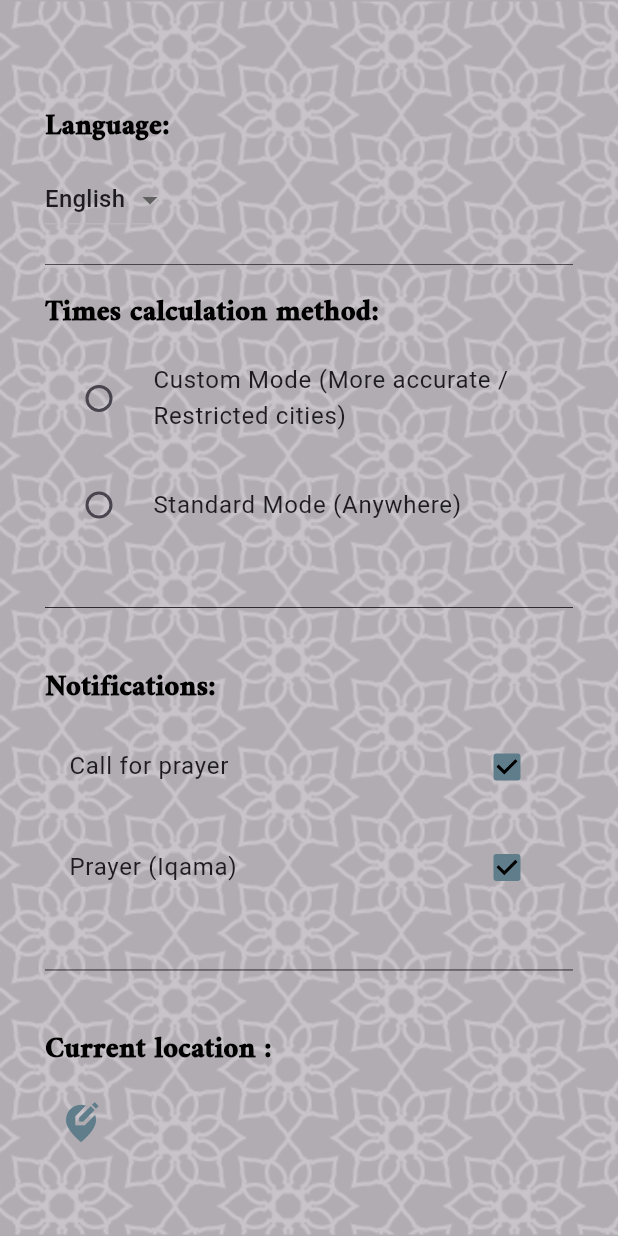
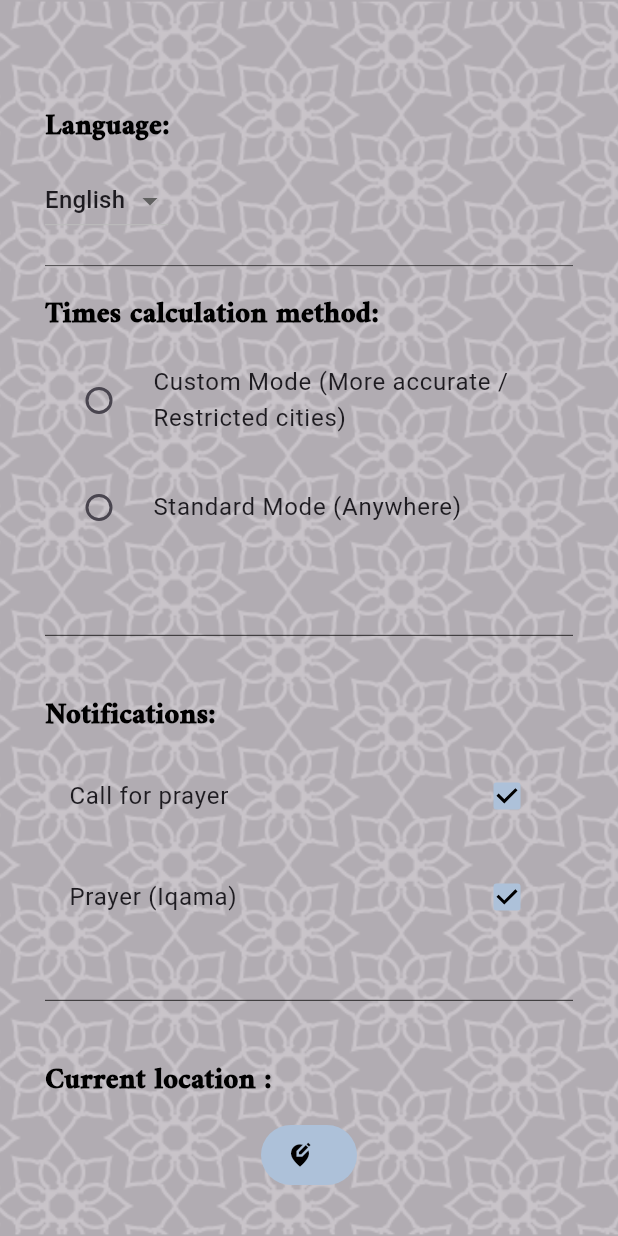
Before and after one commit to walid-rehamnia/adhan_russia, a Flutter app: the SettingsScreen screen opened directly, on a phone screen of 412 x 824 dp. Run offline on Flutter 3.47's test engine with Material 3 defaults, Android fonts, the phone set to English and light mode, and no system bars; our stand-ins replace adhan, firebase_core, firebase_storage, flutter_easyloading, flutter_local_notifications, geocoding and 5 more; missing offline and left inert: flutter_pdfview, jhijri, syncfusion_flutter_pdf; accounts and stored records are empty.

Commit message:
refactor setTimeMode, update settings UI

```diff
--- a/lib/models/standard_prayer_schedule.dart
+++ b/lib/models/standard_prayer_schedule.dart
@@ -17,7 +17,6 @@ class StandardPrayerSchedule extends PrayerSchedule {
     calendarDate = date;
     final Coordinates myCoordinates = await getCoordinates();
     final params = getCalculationParameters();
-    // final params = CalculationMethod.tehran.getParameters();
     // final params = CalculationMethod.umm_al_qura.getParameters();
 
     params.madhab = Madhab.hanafi;
--- a/lib/screens/settings.dart
+++ b/lib/screens/settings.dart
@@ -116,20 +116,12 @@ class _SettingsScreenState extends State<SettingsScreen> {
                   });
                 },
               ),
+              const SizedBox(
+                height: 5,
+              ),
               if (selectedRadio == "standard")
                 Center(
-                  child: ElevatedButton(
-                    style: ElevatedButton.styleFrom(
-                      backgroundColor: MAIN_COLOR,
-                    ),
-                    child: Text(
-                      "methodButton".tr,
-                      style: const TextStyle(
-                          fontFamily: 'Amiri',
-                          color: Colors.black,
-                          fontSize: 15,
-                          fontWeight: FontWeight.bold),
-                    ),
+                  child: TextButton.icon(
                     onPressed: () {
                       showDialog(
                         context: context,
@@ -138,6 +130,23 @@ class _SettingsScreenState extends State<SettingsScreen> {
                         },
                       );
                     },
+                    icon: const Icon(
+                        color: Colors.black,
+                        Icons.edit), // Replace with your desired icon
+                    label: Text(
+                      "methodButton".trParams({
+                        "method":
+                            _preferencesController.calculationMethod.value.tr
+                      }),
+                      style: const TextStyle(
+                          fontFamily: 'Amiri',
+                          color: Colors.black,
+                          fontSize: 15,
+                          fontWeight: FontWeight.bold),
+                    ),
+                    style: TextButton.styleFrom(
+                      backgroundColor: MAIN_COLOR, // Set the background color
+                    ),
                   ),
                 ),
               const SizedBox(height: 10),
@@ -154,7 +163,7 @@ class _SettingsScreenState extends State<SettingsScreen> {
                 title: Text('adanNotification'.tr),
                 hoverColor: Colors.black,
                 checkColor: Colors.black,
-                activeColor: MAIN_COLOR1,
+                activeColor: MAIN_COLOR,
                 value: _preferencesController.isNotifyAdhan.value == true,
                 onChanged: (value) {
                   EasyLoading.show(status: 'loading'.tr);
@@ -168,7 +177,7 @@ class _SettingsScreenState extends State<SettingsScreen> {
                 title: Text('prayerNotification'.tr),
                 hoverColor: Colors.black,
                 checkColor: Colors.black,
-                activeColor: MAIN_COLOR1,
+                activeColor: MAIN_COLOR,
                 value: _preferencesController.isNotifyIqama.value == true,
                 onChanged: (value) {
                   EasyLoading.show(status: 'loading'.tr);
@@ -188,9 +197,8 @@ class _SettingsScreenState extends State<SettingsScreen> {
                 'currentLocation'.tr,
                 style: TITLE_STYLE,
               ),
-              Column(
-                children: [
-                  IconButton(
+              Center(
+                child: TextButton.icon(
                   onPressed: () async {
                     EasyLoading.show(status: 'loading'.tr);
                     await updateUserLocation();
@@ -198,13 +206,21 @@ class _SettingsScreenState extends State<SettingsScreen> {
                     EasyLoading.dismiss();
                   },
                   icon: const Icon(
-                      Icons.edit_location_alt_sharp,
-                      color: MAIN_COLOR1,
-                      size: 30.0,
+                      color: Colors.black,
+                      Icons
+                          .edit_location_alt_sharp), // Replace with your desired icon
+                  label: Text(
+                    _preferencesController.userLocation.value,
+                    style: const TextStyle(
+                        fontFamily: 'Amiri',
+                        color: Colors.black,
+                        fontSize: 15,
+                        fontWeight: FontWeight.bold),
+                  ),
+                  style: TextButton.styleFrom(
+                    backgroundColor: MAIN_COLOR, // Set the background color
                   ),
                 ),
-                  Text(_preferencesController.userLocation.value),
-                ],
               ),
             ],
           ),
--- a/lib/translations/ar.dart
+++ b/lib/translations/ar.dart
@@ -26,7 +26,7 @@ class Ar {
             "حساب أوقات الصلاة في أي مكان بالعالم، يمكن تعديل طريقة الحساب المتبعة من الإعدادات لاحقا",
         translation.customDesc:
             'حساب أوقات الصلاة بدقة مستخرجة من الجاول التي تعتمدها المساجد الروسية. للآن لدينا فقط بيانات مدينة نيجني نوفغورود الروسية، ساعدنا بالبيانات لتغطية كل المدن الروسية',
-        translation.methodButton: "اختر طريقة حساب أخرى",
+        translation.methodButton: "الطريقة المستخدمة : @method",
         translation.dubai: "دبي",
         translation.egyptian: "مصر",
         translation.kuwait: "الكويت",
--- a/lib/translations/en.dart
+++ b/lib/translations/en.dart
@@ -9,6 +9,8 @@ class En {
 
         translation.remaining: 'It remains @duration for',
         translation.fadjr: 'Fadjr',
+        translation.sunrise: 'Sunrise',
+
         translation.dhuhr: 'Dhuhr',
         translation.asr: 'Asr',
         translation.maghreb: 'Maghreb',
@@ -25,7 +27,7 @@ class En {
             "Calculate prayer times anywhere in the world; the calculation methods can be changed in the settings.",
         translation.customDesc:
             'Calculate prayer times based on the calendar used in Russian mosques; for now, only data for "Nizhny Novgorod" city are obtained. Feel free to help us cover all the cities.',
-        translation.methodButton: "Change calculation method",
+        translation.methodButton: "Used method : @method",
         translation.dubai: "Dubai",
         translation.egyptian: "egyptian",
         translation.kuwait: "kuwait",
--- a/lib/utils/utils_data.dart
+++ b/lib/utils/utils_data.dart
@@ -156,14 +156,6 @@ Future<void> checkFirstInstallation() async {
   if (year == '' || year != currentYear) {
     await downloadCalendarData("Nizhny_Novgorod");
     _preferencesController.updatePreference("calendarYear", currentYear);
-
-    PermissionStatus status = await Permission.notification.request();
-    if (status.isGranted) {
-      print("Great!, you'll be notified about the incoming prayers");
-    } else {
-      print(
-          "Unfortunately!, you  won't be notified about the incoming prayers");
-    }
   }
 }
 
--- a/lib/utils/utils_settings.dart
+++ b/lib/utils/utils_settings.dart
@@ -1,34 +1,40 @@
 import 'package:adan_russia/preferences.dart';
-import 'package:adan_russia/translations/my_translation.dart';
 import 'package:adan_russia/utils/utils_location.dart';
 import 'package:adan_russia/utils/utils_data.dart';
 import 'package:adhan/adhan.dart';
 import 'package:flutter/material.dart';
 import 'package:geolocator/geolocator.dart';
 import 'package:get/get.dart';
+import 'package:permission_handler/permission_handler.dart';
 
 Future<void> setTimeMode(String mode) async {
   final PreferencesController preferencesController =
       Get.find<PreferencesController>();
-
+  late final String location;
   if (mode == "standard") {
     final Coordinates coordinates = await getCoordinates();
-
-    preferencesController.updatePreference("userLocation",
-        getCoordinatesAddress(coordinates.latitude, coordinates.longitude));
     //get location address based by giving coordinates
-    final String location = await getCoordinatesAddress(
+    location = await getCoordinatesAddress(
         coordinates.latitude, coordinates.longitude);
-
-    preferencesController.updatePreference("userLocation", location);
+    setCalculationMethod("north_america");
   }
   //else custom mode
   else {
-    await checkFirstInstallation();
-    preferencesController.updatePreference(
-        "userLocation", "Nizhny Novgorod, Russia");
+    location = "Nizhny Novgorod, Russia";
   }
+//I will download in both case, so the user has not to wait the download later (specially if he havn't connection)
+  await checkFirstInstallation();
+
+  preferencesController.updatePreference("userLocation", location);
+
   preferencesController.updatePreference("timingMode", mode);
+
+  PermissionStatus status = await Permission.notification.request();
+  if (status.isGranted) {
+    print("Great!, you'll be notified about the incoming prayers");
+  } else {
+    print("Unfortunately!, you  won't be notified about the incoming prayers");
+  }
 }
 
 void updateDefaultLanguage(String? newLanguage) {
@@ -36,11 +42,6 @@ void updateDefaultLanguage(String? newLanguage) {
 
   final PreferencesController preferencesController =
       Get.find<PreferencesController>();
-
-  // Get.updateLocale(const Locale('en', 'US'));
-
-  // preferencesController.updatePreference("defaultLanguage", "en");
-  // return;
 
   if (newLanguage == "en".tr) {
     Get.updateLocale(const Locale('en', 'US'));
@@ -72,7 +73,6 @@ Future<String> updateUserLocation() async {
 }
 
 void setCalculationMethod(String calculationMethod) {
-  print('updating$calculationMethod');
   PreferencesController preferencesController =
       Get.find<PreferencesController>();
   preferencesController.updatePreference(
```
Lines whose indentation alone changed are shown as unchanged.
